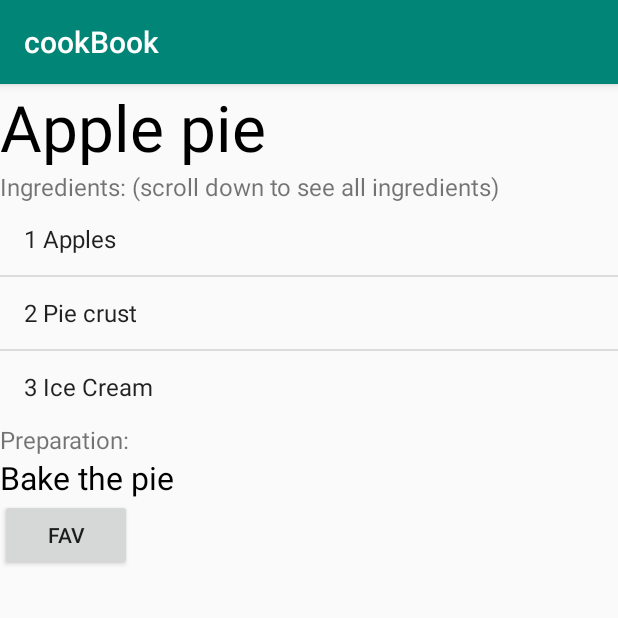
After one commit to stijnhhh/cookbook, an Android app: the fragment DetailCustomRecipe shown on its own in the app's theme, on a phone screen of 412 x 824 dp, the top half of it. The commit adds this screen. Run offline under Robolectric (Android 15) with nearby library versions, the phone set to English and light mode, and no system bars.

Commit message:
Custom recipe detail page DONE

```diff
--- a/app/src/main/java/be/thomasmore/cookbook/MainActivity.java
+++ b/app/src/main/java/be/thomasmore/cookbook/MainActivity.java
@@ -37,7 +37,7 @@ public class MainActivity extends AppCompatActivity {
         // menu should be considered as top level destinations.
         mAppBarConfiguration = new AppBarConfiguration.Builder(
                 R.id.nav_recipe, R.id.nav_favorite, R.id.nav_addRecipe,
-                R.id.nav_timer, R.id.nav_info, R.id.nav_detail)
+                R.id.nav_timer, R.id.nav_info, R.id.nav_detail_custom)
                 .setDrawerLayout(drawer)
                 .build();
         NavController navController = Navigation.findNavController(this, R.id.nav_host_fragment);
--- /dev/null
+++ b/app/src/main/java/be/thomasmore/cookbook/ui/detail/DetailCustomRecipe.java
@@ -0,0 +1,114 @@
+package be.thomasmore.cookbook.ui.detail;
+
+import androidx.lifecycle.ViewModelProviders;
+
+import android.os.Bundle;
+
+import androidx.annotation.NonNull;
+import androidx.annotation.Nullable;
+import androidx.fragment.app.Fragment;
+
+import android.util.Log;
+import android.view.LayoutInflater;
+import android.view.View;
+import android.view.ViewGroup;
+import android.widget.ArrayAdapter;
+import android.widget.Button;
+import android.widget.ListView;
+import android.widget.TextView;
+
+import com.google.android.material.snackbar.Snackbar;
+
+import java.util.ArrayList;
+import java.util.List;
+
+import be.thomasmore.cookbook.R;
+import be.thomasmore.cookbook.ui.helpers.DatabaseHelper;
+import be.thomasmore.cookbook.ui.helpers.HttpReader;
+import be.thomasmore.cookbook.ui.helpers.JsonHelper;
+import be.thomasmore.cookbook.ui.models.Favorite;
+import be.thomasmore.cookbook.ui.models.Recipe;
+import be.thomasmore.cookbook.ui.models.RecipeAPI;
+import be.thomasmore.cookbook.ui.models.RecipeIngredient;
+
+public class DetailCustomRecipe extends Fragment {
+
+    private DetailCustomRecipeViewModel mViewModel;
+    private View root;
+    private DatabaseHelper db;
+    private Recipe recipe;
+    private List<Favorite> listFavs;
+    private int recipeId;
+    private Button favorite;
+
+    public static DetailCustomRecipe newInstance() {
+        return new DetailCustomRecipe();
+    }
+
+    @Override
+    public View onCreateView(@NonNull LayoutInflater inflater, @Nullable ViewGroup container,
+                             @Nullable Bundle savedInstanceState) {
+        mViewModel =
+                ViewModelProviders.of(this).get(DetailCustomRecipeViewModel.class);
+        root = inflater.inflate(R.layout.detail_custom_recipe_fragment, container, false);
+        db = new DatabaseHelper(getActivity());
+        listFavs = db.getFavorites();
+        favorite = root.findViewById(R.id.favBtn);
+        favorite.setOnClickListener(new View.OnClickListener() {
+            @Override
+            public void onClick(View view) {
+                addToFavorite();
+            }
+        });
+        readRecipe();
+        return root;
+    }
+    private void readRecipe()
+    {
+        recipe = db.getRecipe(1);
+        TextView recipeName = (TextView) root.findViewById(R.id.recipe_name);
+        recipeName.setText(recipe.getName());
+        TextView recipeInstructions = (TextView) root.findViewById(R.id.recipe_instructions);
+        recipeInstructions.setText(recipe.getInstructions());
+
+        List<RecipeIngredient> recipeIngredients = db.getRecipeIngredients(recipe.getRecipeId());
+
+        List<String> ingredientList = new ArrayList<String>();
+        for(RecipeIngredient recipeIngredient: recipeIngredients){
+            ingredientList.add(recipeIngredient.getMeasurement() + " " + db.getIngredient(recipeIngredient.getIngredientId()));
+        }
+
+        ArrayAdapter<String> adapterIngredients = new ArrayAdapter<String>(getContext(),
+                android.R.layout.simple_list_item_1, ingredientList);
+
+        final ListView listViewIngredients = (ListView) root.findViewById(R.id.customList);
+        listViewIngredients.setAdapter(adapterIngredients);
+    }
+    @Override
+    public void onActivityCreated(@Nullable Bundle savedInstanceState) {
+        super.onActivityCreated(savedInstanceState);
+        mViewModel = ViewModelProviders.of(this).get(DetailCustomRecipeViewModel.class);
+        // TODO: Use the ViewModel
+    }
+    private void addToFavorite(){
+        List<Integer> favIds = new ArrayList<Integer>();
+        listFavs = db.getFavorites();
+        if(listFavs.size()>0){
+            for (Favorite favorite: listFavs) {
+                favIds.add(favorite.getRecipeId());
+            }
+            if(!favIds.contains(recipe.getRecipeId())){
+                db.insertFavorite(recipe.getRecipeId());
+                Snackbar.make(root, "Added " + recipe.getName() + " to favorites!", Snackbar.LENGTH_LONG)
+                        .setAction("Action", null).show();
+            }else{
+                Snackbar.make(root, "Already added", Snackbar.LENGTH_LONG)
+                        .setAction("Action", null).show();
+            }
+        }else{
+            db.insertFavorite(recipe.getRecipeId());
+            Snackbar.make(root, "Added " + recipe.getName() + " to favorites!", Snackbar.LENGTH_LONG)
+                    .setAction("Action", null).show();
+        }
+    }
+}
--- /dev/null
+++ b/app/src/main/java/be/thomasmore/cookbook/ui/detail/DetailCustomRecipeViewModel.java
@@ -0,0 +1,7 @@
+package be.thomasmore.cookbook.ui.detail;
+
+import androidx.lifecycle.ViewModel;
+
+public class DetailCustomRecipeViewModel extends ViewModel {
+    // TODO: Implement the ViewModel
+}
--- a/app/src/main/java/be/thomasmore/cookbook/ui/helpers/DatabaseHelper.java
+++ b/app/src/main/java/be/thomasmore/cookbook/ui/helpers/DatabaseHelper.java
@@ -208,7 +208,53 @@ public class DatabaseHelper extends SQLiteOpenHelper {
         db.close();
         return category;
     }
+    public Recipe getRecipe(int recipeId) {
+        SQLiteDatabase db = this.getReadableDatabase();
 
+        Cursor cursor = db.query(
+                "recipe",      // tabelnaam
+                new String[] { "recipeId", "name", "instructions", "picture", "categoryId"}, // kolommen
+                "recipeId = ?",  // selectie
+                new String[] { String.valueOf(recipeId) }, // selectieparameters
+                null,           // groupby
+                null,           // having
+                null,           // sorting
+                null);          // ??
+
+        Recipe recipe = new Recipe();
+
+        if (cursor.moveToFirst()) {
+            recipe = new Recipe(cursor.getInt(0),
+                    cursor.getString(1), cursor.getString(2), cursor.getString(3), cursor.getLong(4));
+        }
+        cursor.close();
+        db.close();
+        return recipe;
+    }
+
+    public Ingredient getIngredient(long ingredientId) {
+        SQLiteDatabase db = this.getReadableDatabase();
+
+        Cursor cursor = db.query(
+                "ingredient",      // tabelnaam
+                new String[] { "ingredientId", "name"}, // kolommen
+                "ingredientId = ?",  // selectie
+                new String[] { String.valueOf(ingredientId) }, // selectieparameters
+                null,           // groupby
+                null,           // having
+                null,           // sorting
+                null);          // ??
+
+        Ingredient ingredient = new Ingredient();
+
+        if (cursor.moveToFirst()) {
+            ingredient = new Ingredient(cursor.getInt(0),
+                    cursor.getString(1));
+        }
+        cursor.close();
+        db.close();
+        return ingredient;
+    }
     public boolean ingredientExists(String name) {
         SQLiteDatabase db = this.getReadableDatabase();
 
@@ -233,7 +279,7 @@ public class DatabaseHelper extends SQLiteOpenHelper {
 
         if (cursor.moveToFirst()) {
             do {
-                Recipe recipe = new Recipe(cursor.getLong(0),
+                Recipe recipe = new Recipe(cursor.getInt(0),
                         cursor.getString(1), cursor.getString(2), cursor.getString(3), cursor.getLong(4));
                 lijst.add(recipe);
             } while (cursor.moveToNext());
@@ -243,7 +289,26 @@ public class DatabaseHelper extends SQLiteOpenHelper {
         db.close();
         return lijst;
     }
+    public List<RecipeIngredient> getRecipeIngredients(int recipeId) {
+        List<RecipeIngredient> lijst = new ArrayList<RecipeIngredient>();
 
+        String selectQuery = "SELECT  * FROM recipeIngredient WHERE recipeId = " + recipeId;
+
+        SQLiteDatabase db = this.getReadableDatabase();
+        Cursor cursor = db.rawQuery(selectQuery, null);
+
+        if (cursor.moveToFirst()) {
+            do {
+                RecipeIngredient recipeIngredient = new RecipeIngredient(cursor.getInt(0),
+                        cursor.getInt(1), cursor.getString(2));
+                lijst.add(recipeIngredient);
+            } while (cursor.moveToNext());
+        }
+
+        cursor.close();
+        db.close();
+        return lijst;
+    }
     public List<Category> getCategories() {
         List<Category> lijst = new ArrayList<Category>();
 
--- a/app/src/main/java/be/thomasmore/cookbook/ui/models/Recipe.java
+++ b/app/src/main/java/be/thomasmore/cookbook/ui/models/Recipe.java
@@ -1,7 +1,7 @@
 package be.thomasmore.cookbook.ui.models;
 
 public class Recipe {
-    private long recipeId;
+    private int recipeId;
     private String name;
     private String instructions;
     private String picture;
@@ -10,7 +10,7 @@ public class Recipe {
     public Recipe() {
     }
 
-    public Recipe(long recipeId, String name, String instructions, String picture, long categoryId) {
+    public Recipe(int recipeId, String name, String instructions, String picture, long categoryId) {
         this.recipeId = recipeId;
         this.name = name;
         this.instructions = instructions;
@@ -18,11 +18,11 @@ public class Recipe {
         this.categoryId = categoryId;
     }
 
-    public long getRecipeId() {
+    public int getRecipeId() {
         return recipeId;
     }
 
-    public void setRecipeId(long recipeId) {
+    public void setRecipeId(int recipeId) {
         this.recipeId = recipeId;
     }
 
--- /dev/null
+++ b/app/src/main/res/layout/detail_custom_recipe_fragment.xml
@@ -0,0 +1,53 @@
+<?xml version="1.0" encoding="utf-8"?>
+<FrameLayout xmlns:android="http://schemas.android.com/apk/res/android"
+    xmlns:tools="http://schemas.android.com/tools"
+    android:layout_width="match_parent"
+    android:layout_height="match_parent"
+    tools:context=".ui.detail.DetailCustomRecipe">
+
+    <ScrollView
+        android:layout_width="wrap_content"
+        android:layout_height="wrap_content">
+
+        <LinearLayout
+            android:layout_width="match_parent"
+            android:layout_height="match_parent"
+            android:orientation="vertical">
+
+            <TextView
+                android:id="@+id/recipe_name"
+                android:layout_width="wrap_content"
+                android:layout_height="wrap_content"
+                android:text="Name"
+                android:textSize="64px"
+                android:textColor="#000"/>
+            <TextView
+                android:layout_width="wrap_content"
+                android:layout_height="wrap_content"
+                android:text="Ingredients: (scroll down to see all ingredients)"
+                android:textSize="24px"/>
+            <be.thomasmore.cookbook.ui.detail.CustomListview
+                android:id="@+id/customList"
+                android:layout_width="wrap_content"
+                android:layout_height="wrap_content"/>
+            <TextView
+                android:layout_width="wrap_content"
+                android:layout_height="wrap_content"
+                android:text="Preparation:"
+                android:textSize="24px"/>
+            <TextView
+                android:id="@+id/recipe_instructions"
+                android:layout_width="wrap_content"
+                android:layout_height="wrap_content"
+                android:textSize="32px"
+                android:textColor="#000"/>
+            <Button
+                android:layout_width="wrap_content"
+                android:layout_height="wrap_content"
+                android:id="@+id/favBtn"
+                android:text="fav"/>
+
+        </LinearLayout>
+    </ScrollView>
+
+</FrameLayout>
--- a/app/src/main/res/menu/activity_main_drawer.xml
+++ b/app/src/main/res/menu/activity_main_drawer.xml
@@ -26,7 +26,7 @@
             android:title="@string/menu_info" />
 
         <item
-            android:id="@+id/nav_detail"
+            android:id="@+id/nav_detail_custom"
             android:icon="@drawable/cellphone_information"
             android:title="Detail TEMP" />
     </group>
--- a/app/src/main/res/navigation/mobile_navigation.xml
+++ b/app/src/main/res/navigation/mobile_navigation.xml
@@ -41,4 +41,9 @@
         android:label="Detail TEMP"
         tools:layout="@layout/fragment_detail" />
 
+    <fragment
+        android:id="@+id/nav_detail_custom"
+        android:name="be.thomasmore.cookbook.ui.detail.DetailCustomRecipe"
+        android:label="Detail custom TEMP"
+        tools:layout="@layout/detail_custom_recipe_fragment" />
 </navigation>
```
